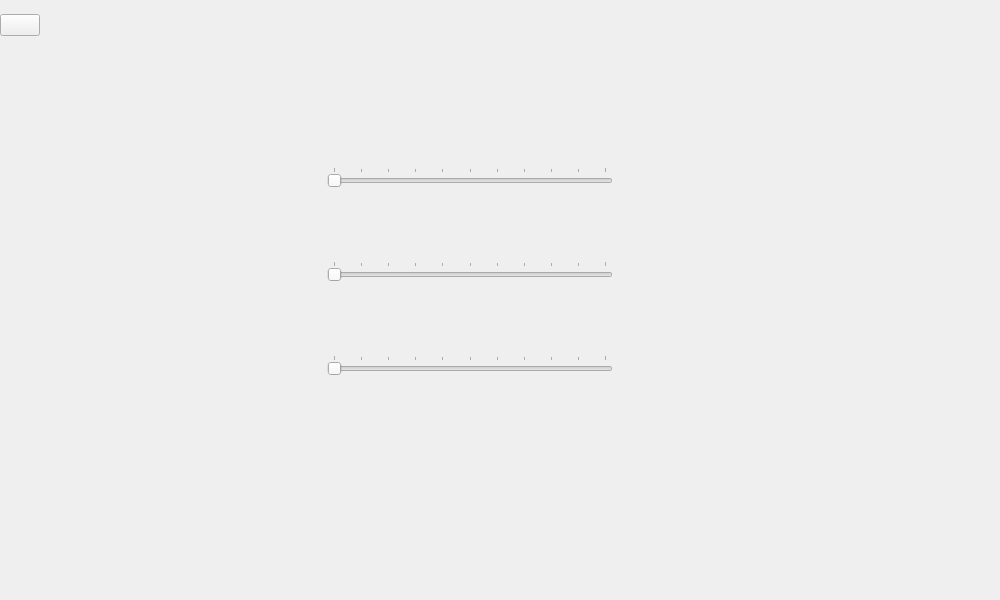
CraignRush/IslandRacer, file src/mainmenu.ui: the form before one commit.
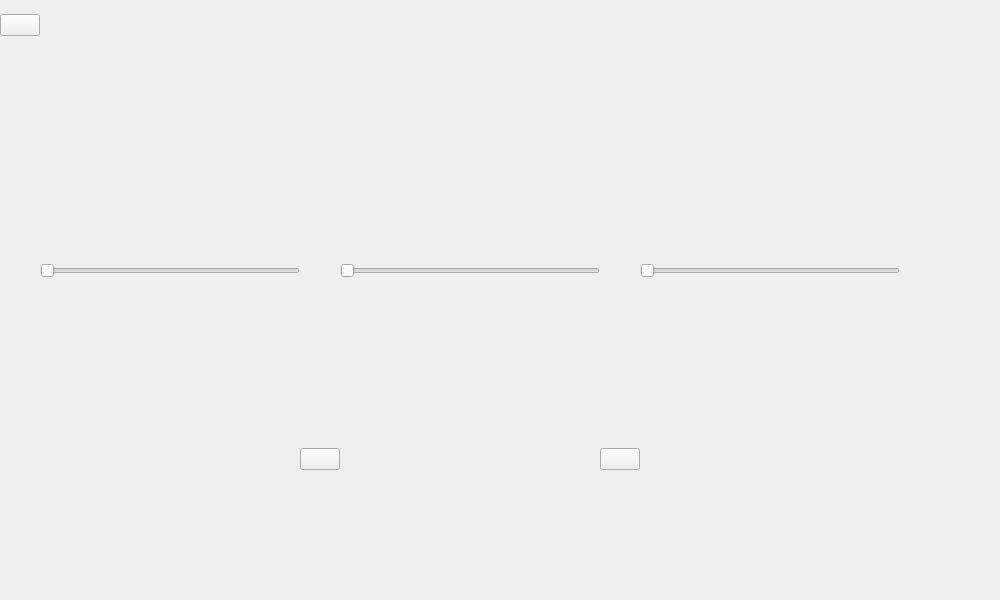
The form after the commit. The open tabs and pages were chosen to show the change.

What changed in the file:
```diff
--- a/src/mainmenu.ui
+++ b/src/mainmenu.ui
@@ -306,27 +306,14 @@
         <property name="spacing">
          <number>0</number>
         </property>
-        <item row="1" column="1">
-         <spacer name="horizontalSpacer_4">
-          <property name="orientation">
-           <enum>Qt::Horizontal</enum>
-          </property>
-          <property name="sizeHint" stdset="0">
-           <size>
-            <width>40</width>
-            <height>20</height>
-           </size>
-          </property>
-         </spacer>
-        </item>
-        <item row="5" column="1">
-         <widget class="QLabel" name="garageTopspeedLabel">
+        <item row="1" column="3">
+         <widget class="QLabel" name="garageTitle">
           <property name="text">
            <string/>
           </property>
          </widget>
         </item>
-        <item row="6" column="2">
+        <item row="6" column="3">
          <widget class="QSlider" name="garageAccelerationSlider">
           <property name="maximum">
            <number>10</number>
@@ -341,29 +328,51 @@
            <enum>Qt::Horizontal</enum>
           </property>
           <property name="tickPosition">
-           <enum>QSlider::TicksAbove</enum>
+           <enum>QSlider::NoTicks</enum>
           </property>
           <property name="tickInterval">
            <number>1</number>
           </property>
          </widget>
         </item>
-        <item row="5" column="2">
-         <widget class="QSlider" name="garageTopspeedSlider">
-          <property name="maximum">
-           <number>10</number>
-          </property>
-          <property name="pageStep">
-           <number>0</number>
-          </property>
+        <item row="2" column="0">
+         <spacer name="verticalSpacer">
           <property name="orientation">
-           <enum>Qt::Horizontal</enum>
+           <enum>Qt::Vertical</enum>
           </property>
-          <property name="tickPosition">
-           <enum>QSlider::TicksAbove</enum>
+          <property name="sizeHint" stdset="0">
+           <size>
+            <width>20</width>
+            <height>40</height>
+           </size>
           </property>
-          <property name="tickInterval">
-           <number>1</number>
+         </spacer>
+        </item>
+        <item row="0" column="0" colspan="8">
+         <widget class="QLabel" name="garageLogo">
+          <property name="sizePolicy">
+           <sizepolicy hsizetype="Preferred" vsizetype="Preferred">
+            <horstretch>0</horstretch>
+            <verstretch>0</verstretch>
+           </sizepolicy>
+          </property>
+          <property name="minimumSize">
+           <size>
+            <width>0</width>
+            <height>0</height>
+           </size>
+          </property>
+          <property name="maximumSize">
+           <size>
+            <width>16777215</width>
+            <height>16777215</height>
+           </size>
+          </property>
+          <property name="layoutDirection">
+           <enum>Qt::LeftToRight</enum>
+          </property>
+          <property name="text">
+           <string/>
           </property>
          </widget>
         </item>
@@ -480,49 +489,7 @@
           </property>
          </widget>
         </item>
-        <item row="7" column="2">
-         <widget class="QSlider" name="garageHandlingSlider">
-          <property name="maximum">
-           <number>10</number>
-          </property>
-          <property name="pageStep">
-           <number>0</number>
-          </property>
-          <property name="value">
-           <number>0</number>
-          </property>
-          <property name="orientation">
-           <enum>Qt::Horizontal</enum>
-          </property>
-          <property name="tickPosition">
-           <enum>QSlider::TicksAbove</enum>
-          </property>
-          <property name="tickInterval">
-           <number>1</number>
-          </property>
-         </widget>
-        </item>
-        <item row="1" column="4">
-         <spacer name="horizontalSpacer_3">
-          <property name="orientation">
-           <enum>Qt::Horizontal</enum>
-          </property>
-          <property name="sizeHint" stdset="0">
-           <size>
-            <width>40</width>
-            <height>20</height>
-           </size>
-          </property>
-         </spacer>
-        </item>
-        <item row="7" column="1">
-         <widget class="QLabel" name="garageHandlingLabel">
-          <property name="text">
-           <string/>
-          </property>
-         </widget>
-        </item>
-        <item row="1" column="5">
+        <item row="1" column="7">
          <spacer name="garageHorizontalSpacer">
           <property name="orientation">
            <enum>Qt::Horizontal</enum>
@@ -538,22 +505,130 @@
           </property>
          </spacer>
         </item>
+        <item row="6" column="6">
+         <widget class="QSlider" name="garageHandlingSlider">
+          <property name="maximum">
+           <number>10</number>
+          </property>
+          <property name="pageStep">
+           <number>0</number>
+          </property>
+          <property name="value">
+           <number>0</number>
+          </property>
+          <property name="orientation">
+           <enum>Qt::Horizontal</enum>
+          </property>
+          <property name="tickPosition">
+           <enum>QSlider::NoTicks</enum>
+          </property>
+          <property name="tickInterval">
+           <number>1</number>
+          </property>
+         </widget>
+        </item>
         <item row="6" column="1">
+         <widget class="QSlider" name="garageTopspeedSlider">
+          <property name="maximum">
+           <number>10</number>
+          </property>
+          <property name="pageStep">
+           <number>0</number>
+          </property>
+          <property name="orientation">
+           <enum>Qt::Horizontal</enum>
+          </property>
+          <property name="tickPosition">
+           <enum>QSlider::NoTicks</enum>
+          </property>
+          <property name="tickInterval">
+           <number>1</number>
+          </property>
+         </widget>
+        </item>
+        <item row="5" column="3">
          <widget class="QLabel" name="garageAccelerationLabel">
           <property name="text">
            <string/>
           </property>
          </widget>
         </item>
-        <item row="2" column="2">
-         <widget class="QLabel" name="garageLabel">
+        <item row="8" column="6">
+         <spacer name="horizontalSpacer_44">
+          <property name="orientation">
+           <enum>Qt::Horizontal</enum>
+          </property>
+          <property name="sizeHint" stdset="0">
+           <size>
+            <width>40</width>
+            <height>20</height>
+           </size>
+          </property>
+         </spacer>
+        </item>
+        <item row="1" column="1" colspan="2">
+         <spacer name="horizontalSpacer_4">
+          <property name="orientation">
+           <enum>Qt::Horizontal</enum>
+          </property>
+          <property name="sizeHint" stdset="0">
+           <size>
+            <width>40</width>
+            <height>20</height>
+           </size>
+          </property>
+         </spacer>
+        </item>
+        <item row="8" column="1">
+         <spacer name="horizontalSpacer_36">
+          <property name="orientation">
+           <enum>Qt::Horizontal</enum>
+          </property>
+          <property name="sizeHint" stdset="0">
+           <size>
+            <width>40</width>
+            <height>20</height>
+           </size>
+          </property>
+         </spacer>
+        </item>
+        <item row="5" column="6">
+         <widget class="QLabel" name="garageHandlingLabel">
+          <property name="text">
+           <string/>
+          </property>
+         </widget>
+        </item>
+        <item row="5" column="1">
+         <widget class="QLabel" name="garageTopspeedLabel">
           <property name="text">
            <string/>
           </property>
          </widget>
         </item>
         <item row="8" column="2">
-         <spacer name="horizontalSpacer_15">
+         <widget class="QPushButton" name="garage2Left">
+          <property name="text">
+           <string/>
+          </property>
+         </widget>
+        </item>
+        <item row="8" column="4">
+         <widget class="QPushButton" name="garage2Right">
+          <property name="text">
+           <string/>
+          </property>
+         </widget>
+        </item>
+        <item row="7" column="3" rowspan="3">
+         <widget class="QLabel" name="garageCarLabel">
+          <property name="text">
+           <string/>
+          </property>
+         </widget>
+        </item>
+        <item row="1" column="4" colspan="3">
+         <spacer name="horizontalSpacer_3">
           <property name="orientation">
            <enum>Qt::Horizontal</enum>
           </property>
@@ -565,8 +640,8 @@
           </property>
          </spacer>
         </item>
-        <item row="1" column="2">
-         <widget class="QLabel" name="garageTitle">
+        <item row="2" column="2" colspan="3">
+         <widget class="QLabel" name="garageLabel">
           <property name="text">
            <string/>
           </property>
```
Left out of the diff: 97 changed lines with no effect on the pictures.
